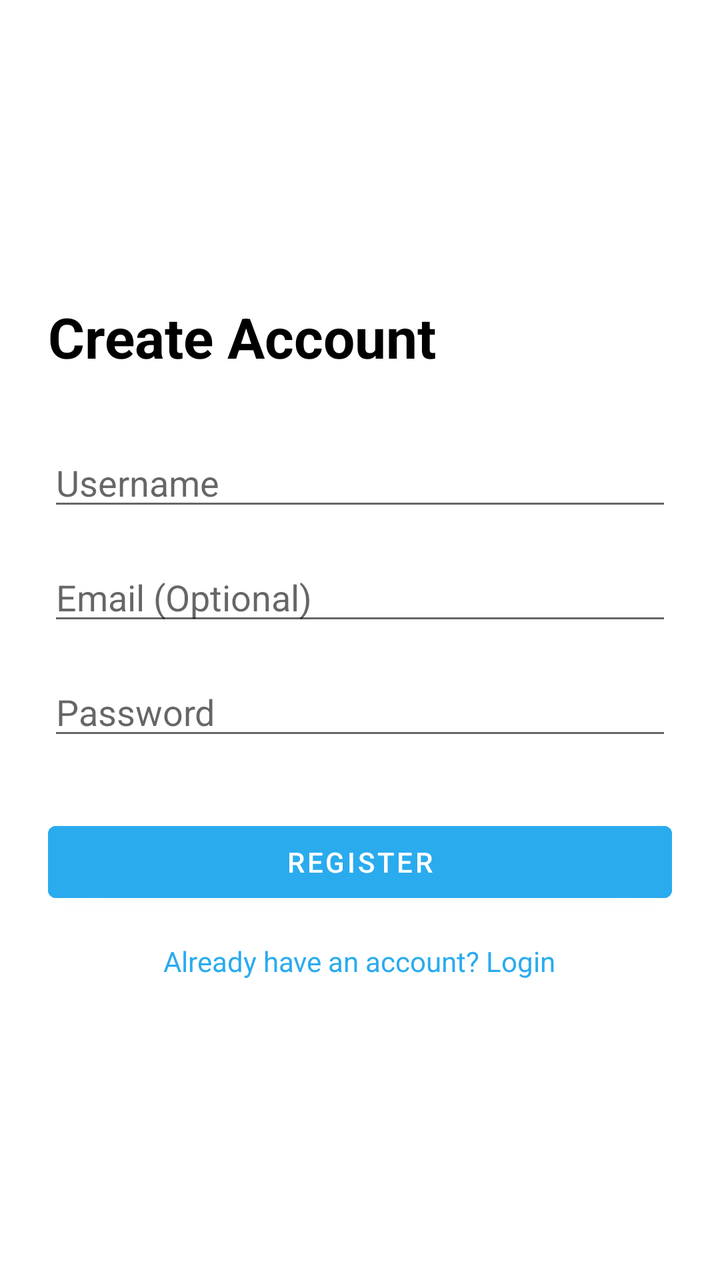
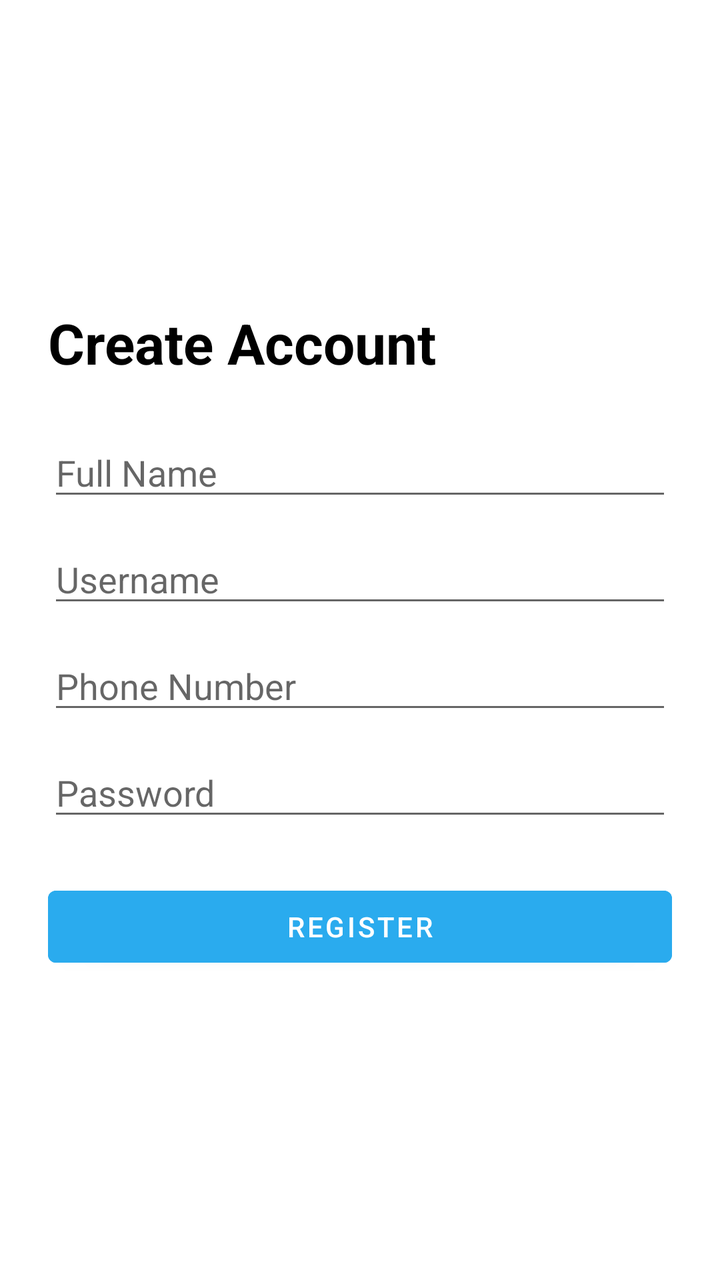

An Android layout rendered at two revisions. The XML below is the earlier revision; the diff shows what the commit changed to produce the second picture.
<!-- AndroidManifest.xml: application theme Theme.Imi -->
<!-- res/layout/fragment_register.xml -->
<?xml version="1.0" encoding="utf-8"?>
<ScrollView xmlns:android="http://schemas.android.com/apk/res/android"
    android:layout_width="match_parent"
    android:layout_height="match_parent"
    android:fillViewport="true">

    <LinearLayout
        android:layout_width="match_parent"
        android:layout_height="wrap_content"
        android:orientation="vertical"
        android:padding="24dp"
        android:gravity="center_vertical">

        <TextView
            android:layout_width="wrap_content"
            android:layout_height="wrap_content"
            android:text="Create Account"
            android:textSize="28sp"
            android:textStyle="bold"
            android:textColor="@color/black" />

        <EditText
            android:id="@+id/etRegUsername"
            android:layout_width="match_parent"
            android:layout_height="wrap_content"
            android:layout_marginTop="32dp"
            android:hint="Username"
            android:inputType="text" />

        <EditText
            android:id="@+id/etRegEmail"
            android:layout_width="match_parent"
            android:layout_height="wrap_content"
            android:layout_marginTop="16dp"
            android:hint="Email (Optional)"
            android:inputType="textEmailAddress" />

        <EditText
            android:id="@+id/etRegPassword"
            android:layout_width="match_parent"
            android:layout_height="wrap_content"
            android:layout_marginTop="16dp"
            android:hint="Password"
            android:inputType="textPassword" />

        <Button
            android:id="@+id/btnRegister"
            android:layout_width="match_parent"
            android:layout_height="wrap_content"
            android:layout_marginTop="32dp"
            android:text="Register"
            android:backgroundTint="@color/primary" />

        <TextView
            android:id="@+id/tvGoToLogin"
            android:layout_width="wrap_content"
            android:layout_height="wrap_content"
            android:layout_gravity="center_horizontal"
            android:layout_marginTop="16dp"
            android:text="Already have an account? Login"
            android:textColor="@color/primary" />

    </LinearLayout>
</ScrollView>
<!-- resources referenced by this layout -->
<resources>
  <color name="black">#000000</color>
  <color name="primary">#2AABEE</color>
  <style name="Theme.Imi" parent="Theme.MaterialComponents.DayNight.NoActionBar">
          <item name="colorPrimary">@color/primary</item>
          <item name="colorPrimaryDark">@color/primary_dark</item>
          <item name="colorAccent">@color/accent</item>
          <item name="android:statusBarColor">@color/white</item>
          <item name="android:windowLightStatusBar">true</item>
      </style>
  <color name="primary_dark">#229ED9</color>
  <color name="accent">#00C853</color>
  <color name="white">#FFFFFF</color>
</resources>

<!-- the commit's change to res/layout/fragment_register.xml (unified diff, before → after) -->
@@ -19,46 +19,53 @@
             android:textStyle="bold"
             android:textColor="@color/black" />
 
-        <EditText
-            android:id="@+id/etRegUsername"
+        <com.google.android.material.textfield.TextInputEditText
+            android:id="@+id/etRegisterDisplayName"
             android:layout_width="match_parent"
             android:layout_height="wrap_content"
-            android:layout_marginTop="32dp"
+            android:layout_marginTop="24dp"
+            android:hint="Full Name"
+            android:inputType="textPersonName" />
+
+        <com.google.android.material.textfield.TextInputEditText
+            android:id="@+id/etRegisterUsername"
+            android:layout_width="match_parent"
+            android:layout_height="wrap_content"
+            android:layout_marginTop="12dp"
             android:hint="Username"
             android:inputType="text" />
 
-        <EditText
-            android:id="@+id/etRegEmail"
+        <com.google.android.material.textfield.TextInputEditText
+            android:id="@+id/etRegisterPhone"
             android:layout_width="match_parent"
             android:layout_height="wrap_content"
-            android:layout_marginTop="16dp"
-            android:hint="Email (Optional)"
-            android:inputType="textEmailAddress" />
+            android:layout_marginTop="12dp"
+            android:hint="Phone Number"
+            android:inputType="phone" />
 
-        <EditText
-            android:id="@+id/etRegPassword"
+        <com.google.android.material.textfield.TextInputEditText
+            android:id="@+id/etRegisterPassword"
             android:layout_width="match_parent"
             android:layout_height="wrap_content"
-            android:layout_marginTop="16dp"
+            android:layout_marginTop="12dp"
             android:hint="Password"
             android:inputType="textPassword" />
 
-        <Button
-            android:id="@+id/btnRegister"
+        <com.google.android.material.button.MaterialButton
+            android:id="@+id/btnRegisterSubmit"
             android:layout_width="match_parent"
             android:layout_height="wrap_content"
-            android:layout_marginTop="32dp"
+            android:layout_marginTop="24dp"
             android:text="Register"
             android:backgroundTint="@color/primary" />
 
-        <TextView
-            android:id="@+id/tvGoToLogin"
+        <ProgressBar
+            android:id="@+id/pbRegisterLoading"
             android:layout_width="wrap_content"
             android:layout_height="wrap_content"
             android:layout_gravity="center_horizontal"
             android:layout_marginTop="16dp"
-            android:text="Already have an account? Login"
-            android:textColor="@color/primary" />
+            android:visibility="gone" />
 
     </LinearLayout>
 </ScrollView>
